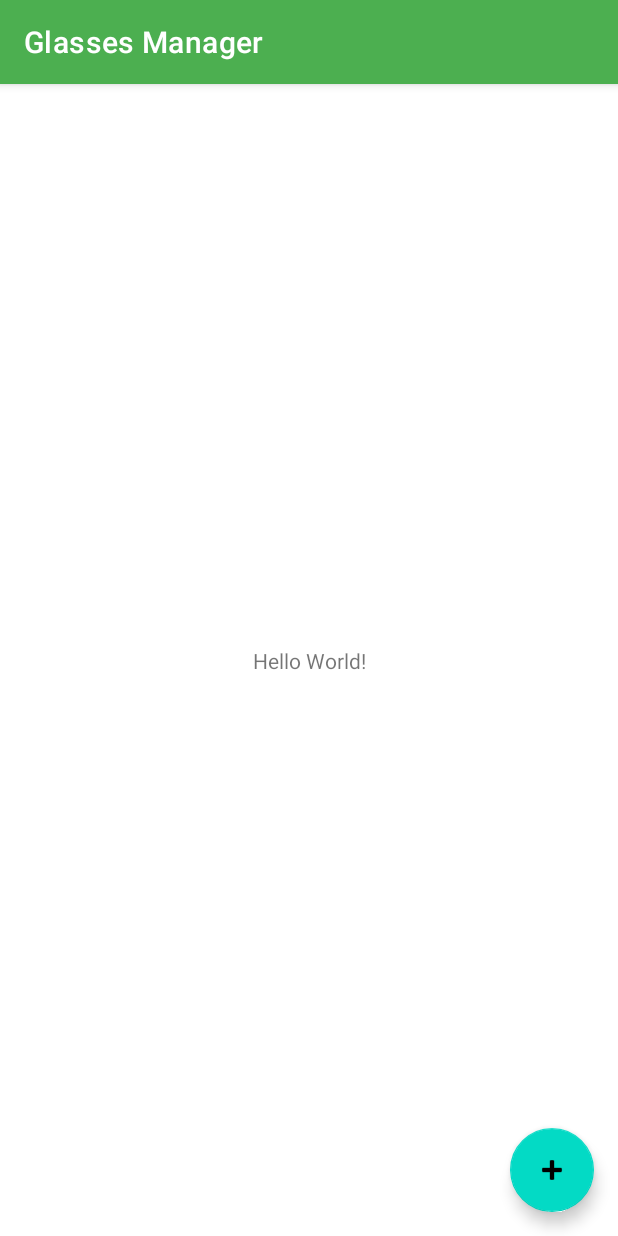
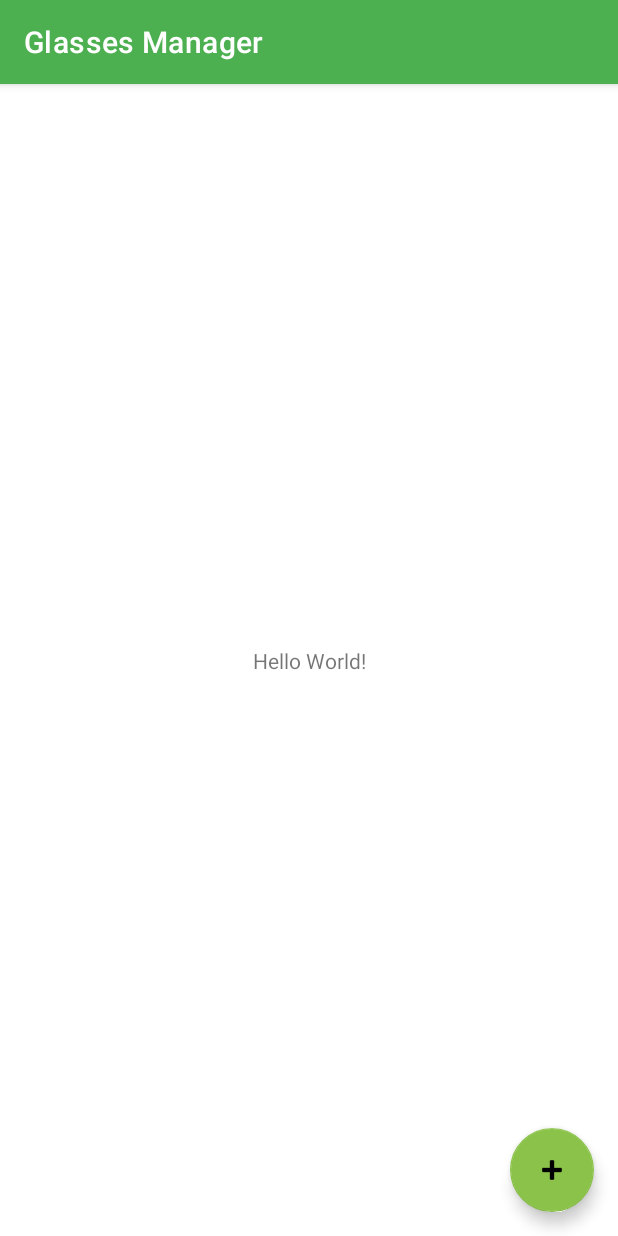
Before and after one commit to SrockNiper/smart-glasses-projekt, an Android app: the screen it shows after launch (MainActivity), on a phone screen of 412 x 824 dp. Run offline under Robolectric (Android 15) with nearby library versions, the phone set to English and light mode, and no system bars.

Commit message:
Update activity_main.xml
přidání a úprava tlačítka

```diff
--- a/aplikace/app/src/main/res/layout/activity_main.xml
+++ b/aplikace/app/src/main/res/layout/activity_main.xml
@@ -22,7 +22,11 @@
         android:layout_height="wrap_content"
         android:layout_marginEnd="16dp"
         android:layout_marginBottom="16dp"
+        android:background="#4CAF50"
         android:clickable="true"
+        android:contentDescription="Přidat zařízení"
+        android:tint="#8BC34A"
+        app:backgroundTint="#8BC34A"
         app:layout_constraintBottom_toBottomOf="parent"
         app:layout_constraintEnd_toEndOf="parent"
         app:srcCompat="@android:drawable/ic_input_add" />
```
